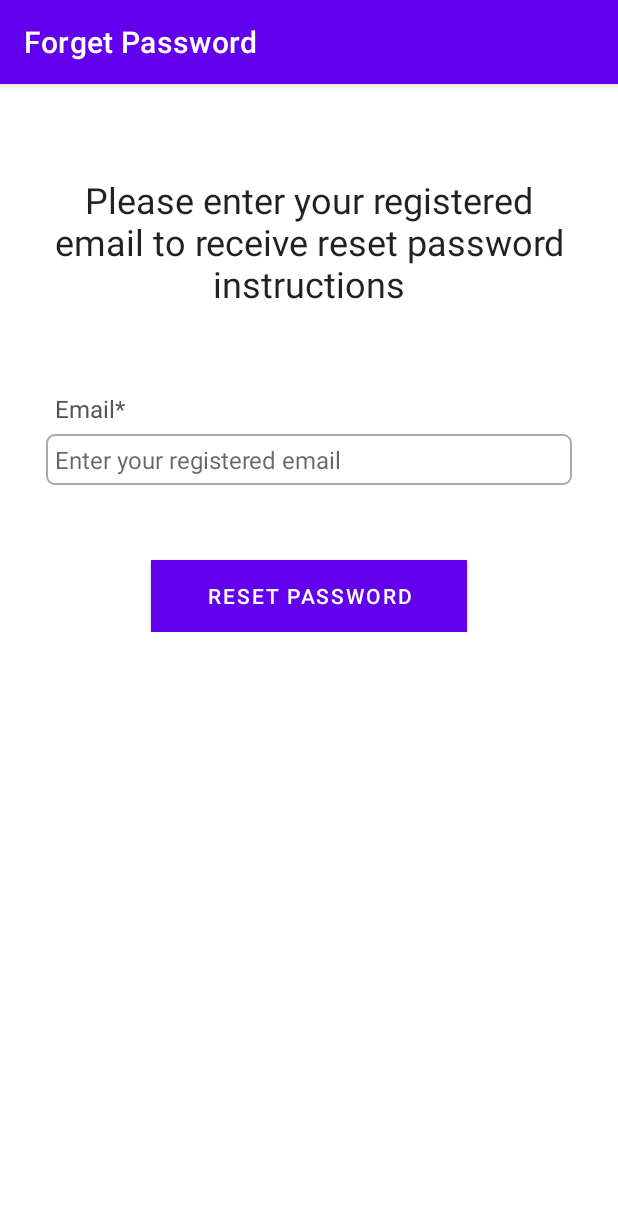
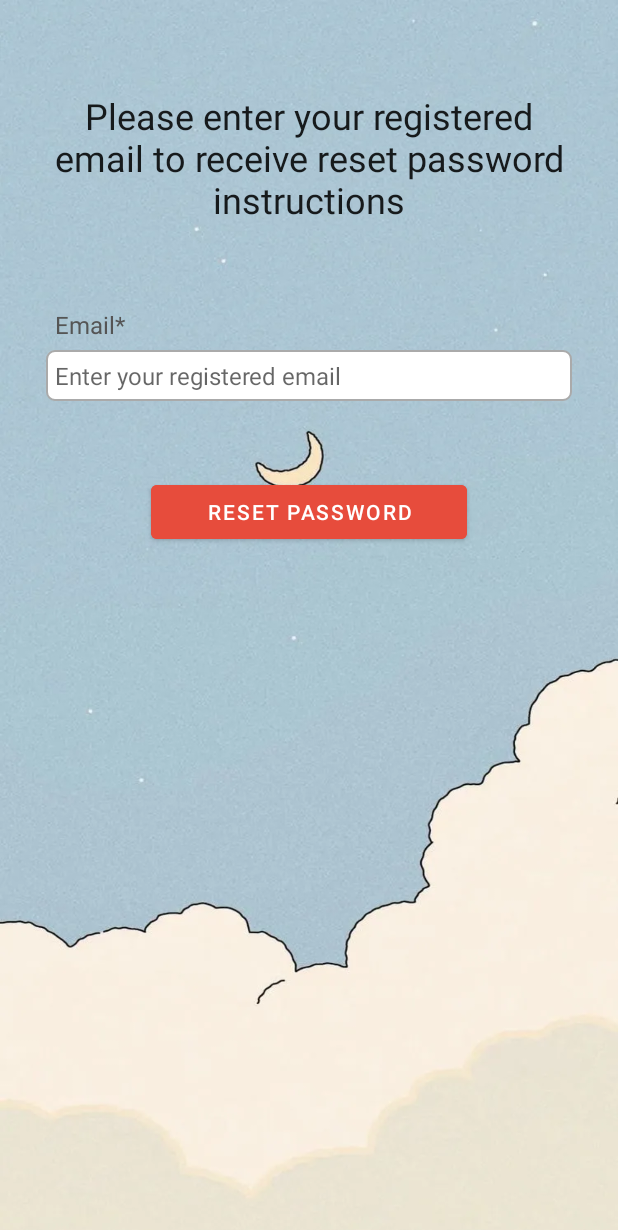
Before and after one commit to joezhao2/ce2006, an Android app: the ForgotPasswordActivity screen opened directly, with no data from a screen before it, on a phone screen of 412 x 824 dp. Shown: the top 1230 px of the screen. Run offline under Robolectric (Android 15) with nearby library versions, the phone set to English and light mode, and no system bars; our stand-ins replace Firebase (no records; nobody signed in at launch, a user with empty details on screens opened directly).

Commit message:
forgetpasswordpageupdates

```diff
--- a/app/src/main/java/com/example/gmodsv1/ForgotPasswordActivity.java
+++ b/app/src/main/java/com/example/gmodsv1/ForgotPasswordActivity.java
@@ -32,7 +32,8 @@ public class ForgotPasswordActivity extends AppCompatActivity {
         super.onCreate(savedInstanceState);
         setContentView(R.layout.activity_forgot_password);
 
-        getSupportActionBar().setTitle("Forget Password");
+        getSupportActionBar().hide();
+
 
         editTextPwdResetEmail = findViewById(R.id.editText_password_reset_email);
         buttonPwdReset = findViewById(R.id.button_password_reset);
--- a/app/src/main/res/layout/activity_forgot_password.xml
+++ b/app/src/main/res/layout/activity_forgot_password.xml
@@ -4,7 +4,8 @@
     xmlns:tools="http://schemas.android.com/tools"
     android:layout_width="match_parent"
     android:layout_height="match_parent"
-    tools:context=".ForgotPasswordActivity">
+    tools:context=".ForgotPasswordActivity"
+    android:background="@drawable/settingbg">
 
     <RelativeLayout
         android:layout_width="match_parent"
@@ -51,10 +52,9 @@
             android:layout_marginLeft="70dp"
             android:layout_marginTop="50dp"
             android:layout_marginRight="70dp"
-            android:background="#2C3E50"
+            android:backgroundTint="#e74c3c"
             android:text="Reset Password"
-            app:iconTint="#2C3E50"
-            app:rippleColor="#2C3E50" />
+             />
 
         <ProgressBar
             android:id="@+id/progressbar_reset_pwd"
```
